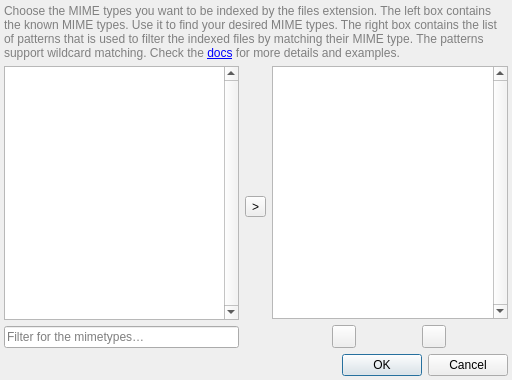
Above: files/src/mimetypedialog.ui from albertlauncher/plugins before the change. Below: the same form after it.
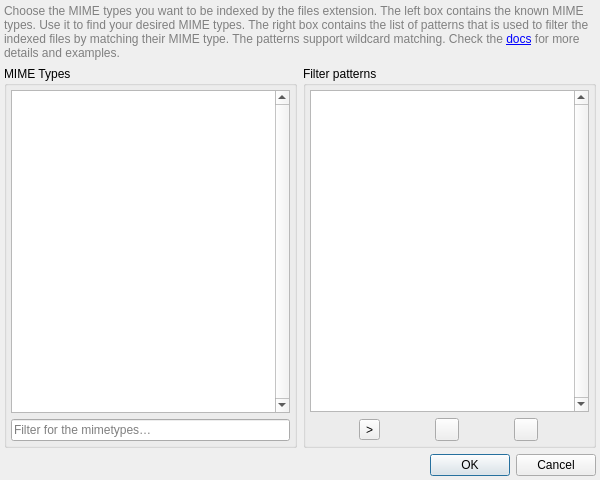
That is the form after the change. Icons and pictures are not drawn.

Commit message:
[files] Pimp mime filter dialog
* add icons
* generall polish ui

```diff
--- a/files/src/mimetypedialog.ui
+++ b/files/src/mimetypedialog.ui
@@ -6,8 +6,8 @@
    <rect>
     <x>0</x>
     <y>0</y>
-    <width>512</width>
-    <height>380</height>
+    <width>600</width>
+    <height>480</height>
    </rect>
   </property>
   <property name="windowTitle">
@@ -44,17 +44,45 @@
    <item>
     <layout class="QHBoxLayout" name="horizontalLayout">
      <item>
-      <layout class="QVBoxLayout" name="verticalLayout_3">
+      <widget class="QGroupBox" name="groupBox">
+       <property name="title">
+        <string>MIME Types</string>
+       </property>
+       <layout class="QVBoxLayout" name="verticalLayout">
+        <property name="leftMargin">
+         <number>4</number>
+        </property>
+        <property name="topMargin">
+         <number>4</number>
+        </property>
+        <property name="rightMargin">
+         <number>4</number>
+        </property>
+        <property name="bottomMargin">
+         <number>4</number>
+        </property>
        <item>
         <widget class="QListView" name="listView_mimeTypes">
          <property name="verticalScrollBarPolicy">
           <enum>Qt::ScrollBarAlwaysOn</enum>
          </property>
-         <property name="editTriggers">
-          <set>QAbstractItemView::EditKeyPressed</set>
-         </property>
-         <property name="dragDropMode">
-          <enum>QAbstractItemView::DropOnly</enum>
+          <property name="showDropIndicator" stdset="0">
+           <bool>false</bool>
+          </property>
+          <property name="iconSize">
+           <size>
+            <width>22</width>
+            <height>22</height>
+           </size>
+          </property>
+          <property name="layoutMode">
+           <enum>QListView::Batched</enum>
+          </property>
+          <property name="gridSize">
+           <size>
+            <width>0</width>
+            <height>24</height>
+           </size>
          </property>
          <property name="uniformItemSizes">
           <bool>true</bool>
@@ -69,9 +97,47 @@
         </widget>
        </item>
       </layout>
+      </widget>
      </item>
      <item>
+      <layout class="QVBoxLayout" name="verticalLayout_3"/>
+     </item>
+     <item>
+      <widget class="QGroupBox" name="groupBox_2">
+       <property name="title">
+        <string>Filter patterns</string>
+       </property>
       <layout class="QVBoxLayout" name="verticalLayout_4">
+        <property name="leftMargin">
+         <number>4</number>
+        </property>
+        <property name="topMargin">
+         <number>4</number>
+        </property>
+        <property name="rightMargin">
+         <number>4</number>
+        </property>
+        <property name="bottomMargin">
+         <number>4</number>
+        </property>
+        <item>
+         <widget class="QListView" name="listView_filters">
+          <property name="verticalScrollBarPolicy">
+           <enum>Qt::ScrollBarAlwaysOn</enum>
+          </property>
+          <property name="showDropIndicator" stdset="0">
+           <bool>false</bool>
+          </property>
+          <property name="gridSize">
+           <size>
+            <width>0</width>
+            <height>24</height>
+           </size>
+          </property>
+         </widget>
+        </item>
+        <item>
+         <layout class="QHBoxLayout" name="horizontalLayout_2">
        <item>
         <widget class="QToolButton" name="toolButton_copyMimetype">
          <property name="text">
@@ -83,19 +149,6 @@
          </property>
         </widget>
        </item>
-      </layout>
-     </item>
-     <item>
-      <layout class="QVBoxLayout" name="verticalLayout_5">
-       <item>
-        <widget class="QListView" name="listView_filters">
-         <property name="verticalScrollBarPolicy">
-          <enum>Qt::ScrollBarAlwaysOn</enum>
-         </property>
-        </widget>
-       </item>
-       <item>
-        <layout class="QHBoxLayout" name="horizontalLayout_2">
          <item>
           <widget class="QToolButton" name="toolButton_add">
            <property name="icon">
@@ -115,6 +168,10 @@
         </layout>
        </item>
       </layout>
+      </widget>
+     </item>
+     <item>
+      <layout class="QVBoxLayout" name="verticalLayout_5"/>
      </item>
     </layout>
    </item>
```
Lines whose indentation alone changed are shown as unchanged. The commit also changes 2 other files.
